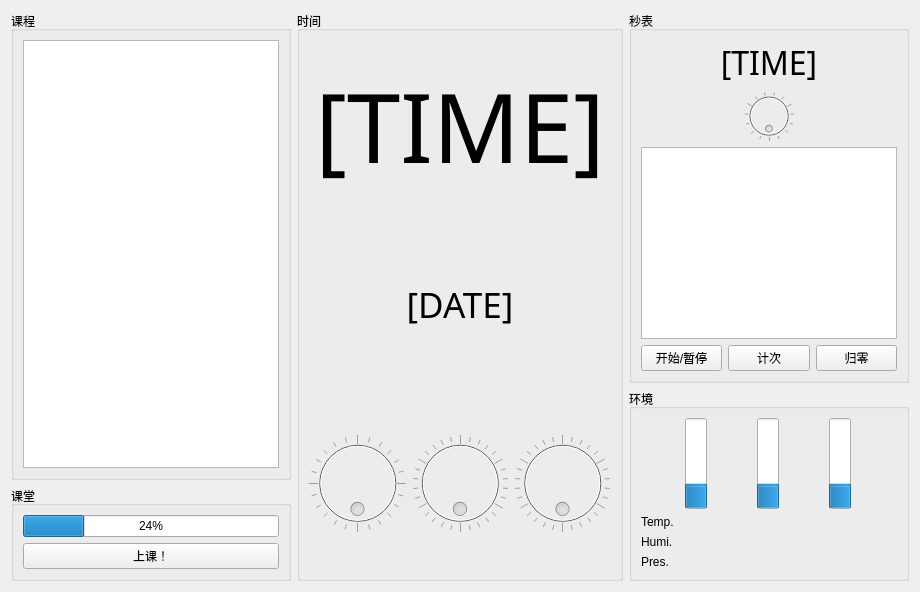
Above: mainWindow.ui from aaaaPotato/TheWonderfulClock before the change. Below: the same form after it.
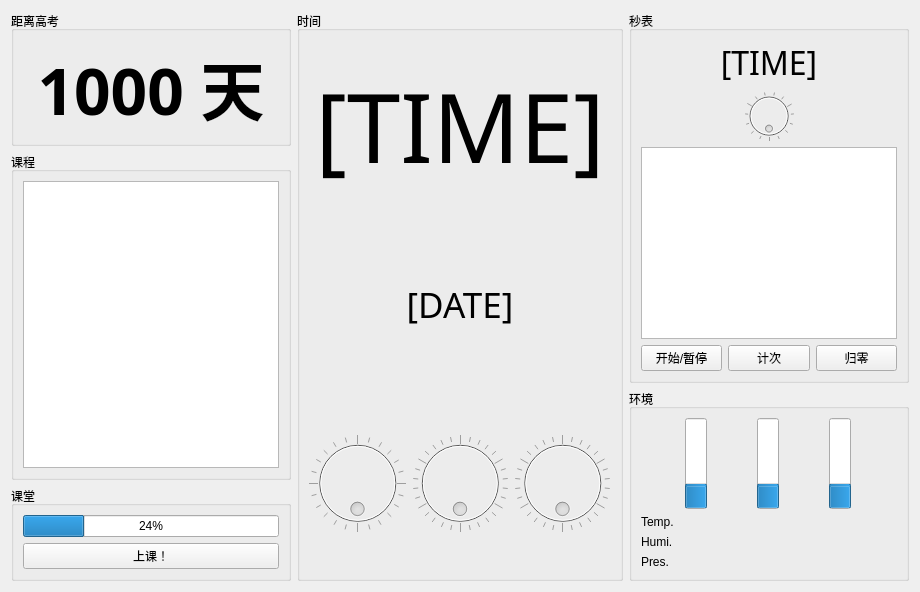
That is the form after the change.

Commit message: v0.1.1 添加高考倒计时

What changed in the file:
```diff
--- a/mainWindow.ui
+++ b/mainWindow.ui
@@ -28,6 +28,32 @@
   <layout class="QHBoxLayout" name="horizontalLayout_3">
    <item>
     <layout class="QVBoxLayout" name="verticalLayout_6">
+     <item>
+      <widget class="QGroupBox" name="countdownToCEE">
+       <property name="title">
+        <string>距离高考</string>
+       </property>
+       <layout class="QVBoxLayout" name="verticalLayout_8">
+        <item>
+         <widget class="QLabel" name="CEETime">
+          <property name="font">
+           <font>
+            <family>等线</family>
+            <pointsize>48</pointsize>
+            <bold>true</bold>
+           </font>
+          </property>
+          <property name="text">
+           <string>1000 天</string>
+          </property>
+          <property name="alignment">
+           <set>Qt::AlignmentFlag::AlignCenter</set>
+          </property>
+         </widget>
+        </item>
+       </layout>
+      </widget>
+     </item>
      <item>
       <widget class="QGroupBox" name="classesGB">
        <property name="sizePolicy">
```
The commit also changes 4 other files.
